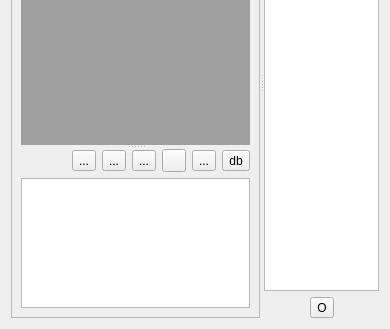
Above: qtui/grass_mdi_ui.ui from epifanio/groundtruther before the change; both pictures show x 0 to 390 and y 165 to 494 of the 390 by 494 pixel window. Below: the same form after it.
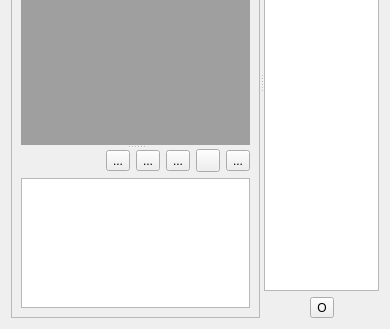
That is the form after the change. Icons and pictures are not drawn.

Commit message: add toolbar button in GRASS MDI  to show hie grass layer

Diff of the .ui file:
```diff
--- a/qtui/grass_mdi_ui.ui
+++ b/qtui/grass_mdi_ui.ui
@@ -145,13 +145,6 @@
                </property>
               </widget>
              </item>
-             <item>
-              <widget class="QToolButton" name="show_hide_grass_layers">
-               <property name="text">
-                <string>db</string>
-               </property>
-              </widget>
-             </item>
             </layout>
            </item>
            <item>
```
Left out of the diff: 24 changed lines with no effect on the pictures. The commit also changes 2 other files.
